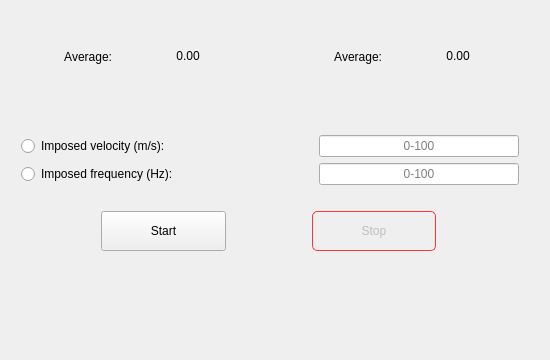
Before: the Qt Designer form Qt_files/wind_tunnel_Info_view.ui in nirow1/Lisbon_wind_tunnel, drawn with Qt 5; both pictures show x 0 to 550 and y 483 to 843 of the 550 by 843 pixel window.
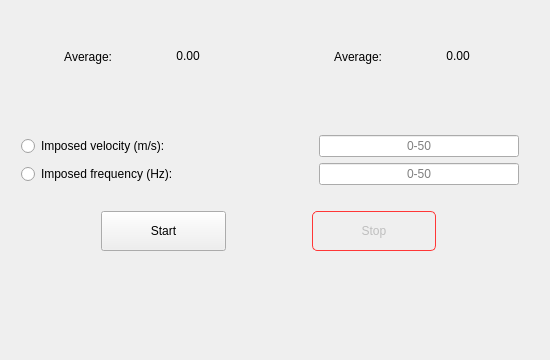
After: the same form once the commit is applied. Custom widgets are drawn as their Qt base class.

Diff of the .ui file:
```diff
--- a/Qt_files/wind_tunnel_Info_view.ui
+++ b/Qt_files/wind_tunnel_Info_view.ui
@@ -972,7 +972,7 @@
                <set>Qt::AlignmentFlag::AlignCenter</set>
               </property>
               <property name="placeholderText">
-               <string>0-100</string>
+               <string>0-50</string>
               </property>
              </widget>
             </item>
@@ -1016,7 +1016,7 @@
                <set>Qt::AlignmentFlag::AlignCenter</set>
               </property>
               <property name="placeholderText">
-               <string>0-100</string>
+               <string>0-50</string>
               </property>
              </widget>
             </item>
```
